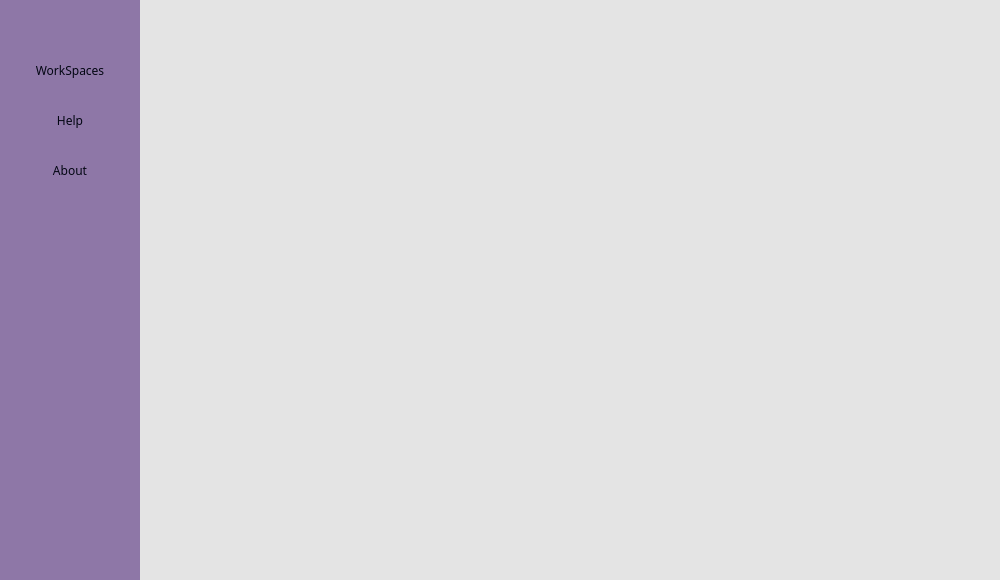
First picture: the form in src/main.ui, repository Matin-Ardestani/ToDo-List, before the edit.
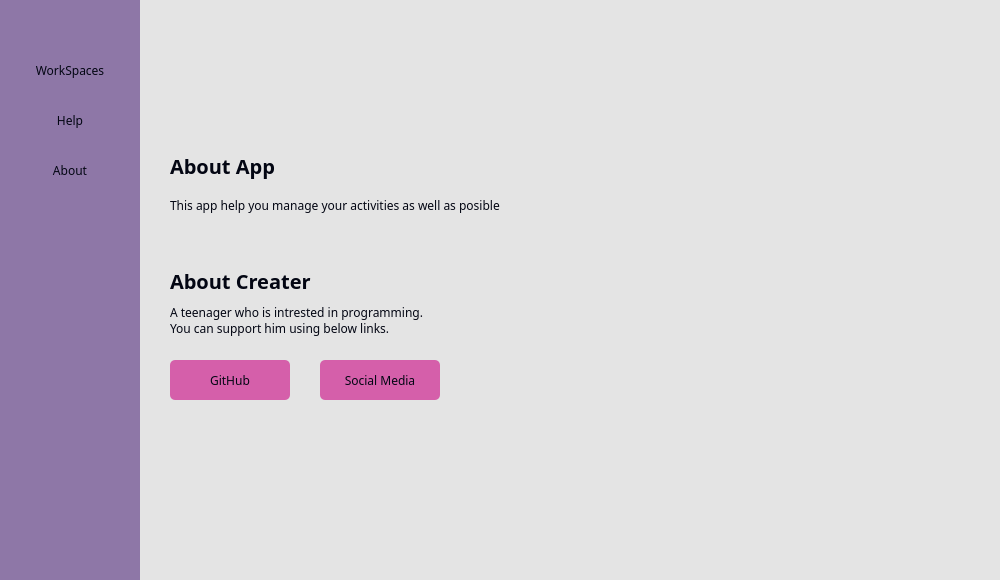
Second picture: the form after the edit. The open tabs and pages were chosen to show the change. Icons and pictures are not drawn.

Commit message: about page and select workspace are complete

Diff of the .ui file:
```diff
--- a/src/main.ui
+++ b/src/main.ui
@@ -397,7 +397,182 @@
       </property>
      </widget>
     </widget>
-    <widget class="QWidget" name="page_about"/>
+    <widget class="QWidget" name="page_about">
+     <widget class="QLabel" name="label_7">
+      <property name="geometry">
+       <rect>
+        <x>410</x>
+        <y>90</y>
+        <width>440</width>
+        <height>360</height>
+       </rect>
+      </property>
+      <property name="text">
+       <string/>
+      </property>
+      <property name="pixmap">
+       <pixmap>../img/todo.png</pixmap>
+      </property>
+      <property name="scaledContents">
+       <bool>true</bool>
+      </property>
+     </widget>
+     <widget class="QLabel" name="label_8">
+      <property name="geometry">
+       <rect>
+        <x>30</x>
+        <y>125</y>
+        <width>361</width>
+        <height>61</height>
+       </rect>
+      </property>
+      <property name="font">
+       <font>
+        <family>Sans Serif</family>
+        <pointsize>15</pointsize>
+        <weight>75</weight>
+        <bold>true</bold>
+       </font>
+      </property>
+      <property name="styleSheet">
+       <string notr="true">color: #030613;</string>
+      </property>
+      <property name="text">
+       <string>About App</string>
+      </property>
+     </widget>
+     <widget class="QLabel" name="label_9">
+      <property name="geometry">
+       <rect>
+        <x>30</x>
+        <y>175</y>
+        <width>361</width>
+        <height>41</height>
+       </rect>
+      </property>
+      <property name="font">
+       <font>
+        <family>Sans Serif</family>
+        <pointsize>9</pointsize>
+       </font>
+      </property>
+      <property name="toolTip">
+       <string>&lt;html&gt;&lt;head/&gt;&lt;body&gt;&lt;p&gt;You can create many workspaces in &amp;quot;WorkSpace&amp;quot; part. Also, you can have many Boards in each workspace for different topickes.&lt;/p&gt;&lt;/body&gt;&lt;/html&gt;</string>
+      </property>
+      <property name="styleSheet">
+       <string notr="true">color: #030613;</string>
+      </property>
+      <property name="text">
+       <string>This app help you manage your activities as well as posible</string>
+      </property>
+      <property name="wordWrap">
+       <bool>true</bool>
+      </property>
+     </widget>
+     <widget class="QLabel" name="label_10">
+      <property name="geometry">
+       <rect>
+        <x>30</x>
+        <y>240</y>
+        <width>361</width>
+        <height>61</height>
+       </rect>
+      </property>
+      <property name="font">
+       <font>
+        <family>Sans Serif</family>
+        <pointsize>15</pointsize>
+        <weight>75</weight>
+        <bold>true</bold>
+       </font>
+      </property>
+      <property name="styleSheet">
+       <string notr="true">color: #030613;</string>
+      </property>
+      <property name="text">
+       <string>About Creater</string>
+      </property>
+     </widget>
+     <widget class="QLabel" name="label_11">
+      <property name="geometry">
+       <rect>
+        <x>30</x>
+        <y>290</y>
+        <width>361</width>
+        <height>41</height>
+       </rect>
+      </property>
+      <property name="font">
+       <font>
+        <family>Sans Serif</family>
+        <pointsize>9</pointsize>
+       </font>
+      </property>
+      <property name="toolTip">
+       <string>&lt;html&gt;&lt;head/&gt;&lt;body&gt;&lt;p&gt;You can create many workspaces in &amp;quot;WorkSpace&amp;quot; part. Also, you can have many Boards in each workspace for different topickes.&lt;/p&gt;&lt;/body&gt;&lt;/html&gt;</string>
+      </property>
+      <property name="styleSheet">
+       <string notr="true">color: #030613;</string>
+      </property>
+      <property name="text">
+       <string>A teenager who is intrested in programming.
+You can support him using below links.</string>
+      </property>
+      <property name="wordWrap">
+       <bool>true</bool>
+      </property>
+     </widget>
+     <widget class="QPushButton" name="btn_github">
+      <property name="geometry">
+       <rect>
+        <x>30</x>
+        <y>350</y>
+        <width>120</width>
+        <height>40</height>
+       </rect>
+      </property>
+      <property name="font">
+       <font>
+        <family>Sans Serif</family>
+        <pointsize>9</pointsize>
+       </font>
+      </property>
+      <property name="cursor">
+       <cursorShape>PointingHandCursor</cursorShape>
+      </property>
+      <property name="styleSheet">
+       <string notr="true">background-color: #D55FAA; color: #030613;</string>
+      </property>
+      <property name="text">
+       <string>GitHub</string>
+      </property>
+     </widget>
+     <widget class="QPushButton" name="btn_socialmedia">
+      <property name="geometry">
+       <rect>
+        <x>180</x>
+        <y>350</y>
+        <width>120</width>
+        <height>40</height>
+       </rect>
+      </property>
+      <property name="font">
+       <font>
+        <family>Sans Serif</family>
+        <pointsize>9</pointsize>
+       </font>
+      </property>
+      <property name="cursor">
+       <cursorShape>PointingHandCursor</cursorShape>
+      </property>
+      <property name="styleSheet">
+       <string notr="true">background-color: #D55FAA; color: #030613;</string>
+      </property>
+      <property name="text">
+       <string>Social Media</string>
+      </property>
+     </widget>
+    </widget>
    </widget>
    <zorder>sidebar</zorder>
    <zorder>pages</zorder>
```
Left out of the diff: 119 changed lines with no effect on the pictures. The commit also changes 5 other files.
